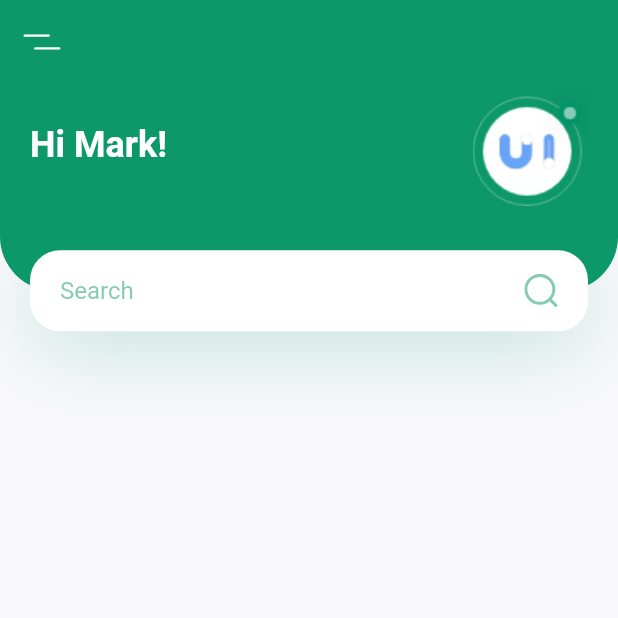
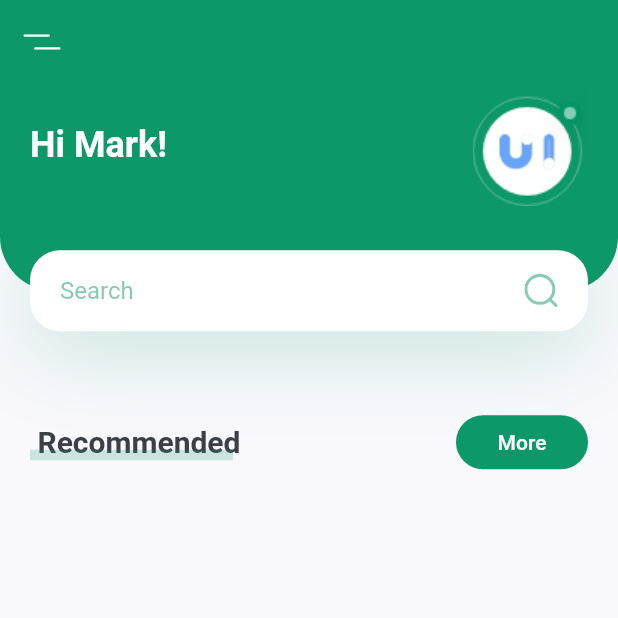
Before and after one commit to everas7/plant-app, a Flutter app: the screen it shows after launch, on a phone screen of 412 x 824 dp, the top half of it. Run offline on Flutter 3.47's test engine with Material 2 defaults, Android fonts, the phone set to English and light mode, and no system bars; our stand-ins replace flutter_svg.

Commit message:
Adds 'Recommended' title with 'More' button

```diff
--- /dev/null
+++ b/lib/components/title_with_custom_underline.dart
@@ -0,0 +1,39 @@
+import 'package:flutter/material.dart';
+
+import 'package:plant_app/constants.dart' as Constants;
+
+class TitleWithCustomUnderline extends StatelessWidget {
+  const TitleWithCustomUnderline({
+    Key key,
+    this.text,
+  }) : super(key: key);
+
+  final String text;
+  @override
+  Widget build(BuildContext context) {
+    return Container(
+        height: 24,
+        child: Stack(
+          children: <Widget>[
+            Padding(
+              padding:
+                  const EdgeInsets.only(left: Constants.DEFAULT_PADDING / 4),
+              child: Text(
+                text,
+                style: TextStyle(fontSize: 20, fontWeight: FontWeight.bold),
+              ),
+            ),
+            Positioned(
+              bottom: 0,
+              left: 0,
+              right: 0,
+              child: Container(
+                margin: EdgeInsets.only(right: Constants.DEFAULT_PADDING / 4),
+                height: 7,
+                color: Constants.PRIMARY_COLOR.withOpacity(0.2),
+              ),
+            )
+          ],
+        ));
+  }
+}
--- /dev/null
+++ b/lib/components/title_with_more_button.dart
@@ -0,0 +1,37 @@
+import 'package:flutter/material.dart';
+
+import 'package:plant_app/constants.dart' as Constants;
+import 'package:plant_app/components/title_with_custom_underline.dart';
+
+class TitleWithMoreButton extends StatelessWidget {
+  const TitleWithMoreButton({
+    Key key,
+    this.title,
+    this.onPressed,
+  }) : super(key: key);
+
+  final String title;
+  final Function onPressed;
+
+  @override
+  Widget build(BuildContext context) {
+    return Padding(
+      padding:
+          const EdgeInsets.symmetric(horizontal: Constants.DEFAULT_PADDING),
+      child: Row(
+        children: <Widget>[
+          TitleWithCustomUnderline(text: title),
+          Spacer(),
+          FlatButton(
+            shape: RoundedRectangleBorder(
+              borderRadius: BorderRadius.circular(20),
+            ),
+            color: Constants.PRIMARY_COLOR,
+            onPressed: onPressed,
+            child: Text("More", style: TextStyle(color: Colors.white)),
+          )
+        ],
+      ),
+    );
+  }
+}
--- a/lib/screens/home/components/home_body.dart
+++ b/lib/screens/home/components/home_body.dart
@@ -1,6 +1,8 @@
 import 'package:flutter/material.dart';
 
+import 'package:plant_app/constants.dart' as Constants;
 import 'header_with_search.dart';
+import 'package:plant_app/components/title_with_more_button.dart';
 
 class HomeBody extends StatelessWidget {
   @override
@@ -10,6 +12,10 @@ class HomeBody extends StatelessWidget {
       child: Column(
         children: <Widget>[
           HeaderWithSearch(size: size),
+          TitleWithMoreButton(
+            title: 'Recommended',
+            onPressed: () {},
+          )
         ],
       ),
     );
```
